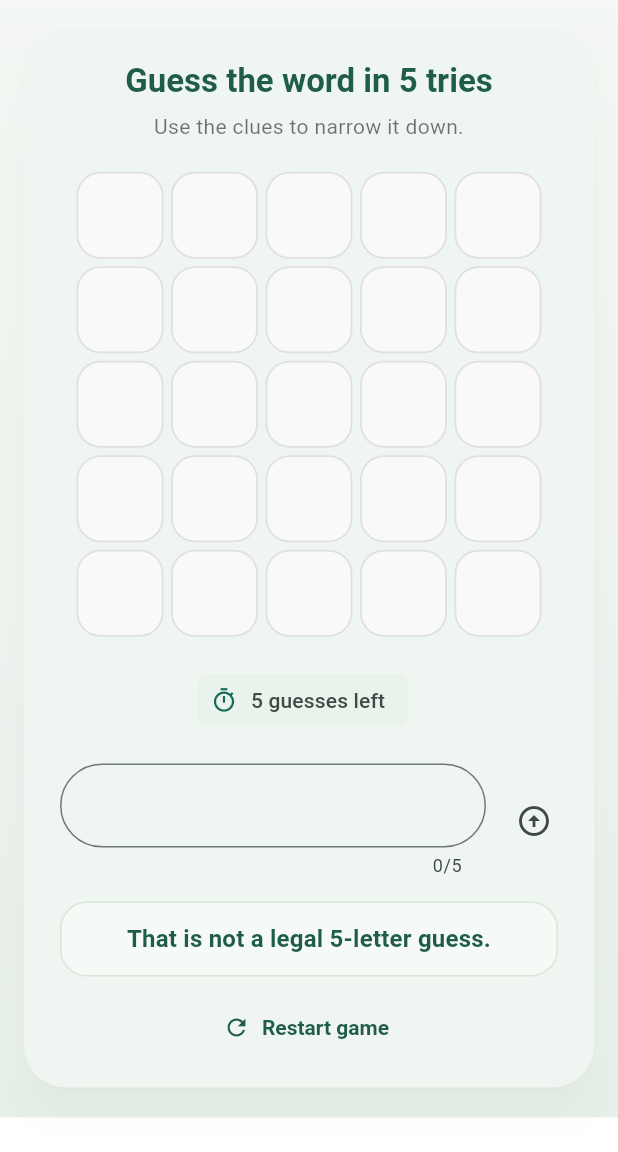
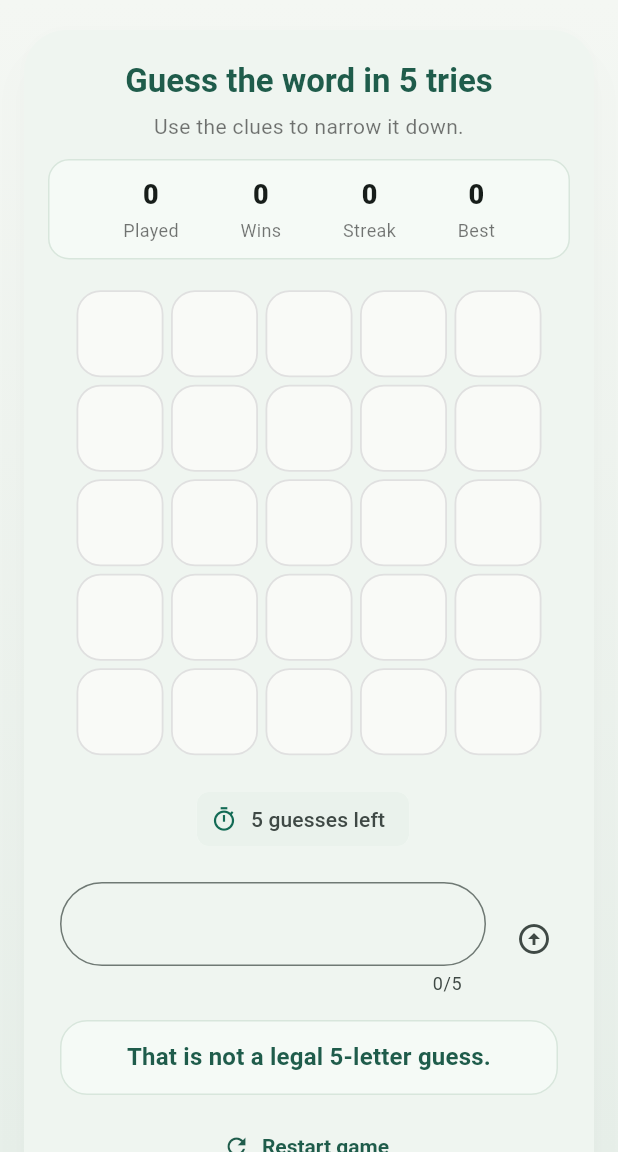
Before and after one commit to daviddc5/wordleWithFlutter, a Flutter app: the screen it shows after launch, after a tap on the "arrow circle up" icon, on a phone screen of 412 x 824 dp, the part 84-1236 px from its top. Run offline on Flutter 3.47's test engine with Material 3 defaults, Android fonts, the phone set to English and light mode, and no system bars; our stand-ins replace shared_preferences.

Commit message:
Implement local stats tracking and display in GamePage; add shared_preferences for persistence

```diff
--- a/birdle/lib/main.dart
+++ b/birdle/lib/main.dart
@@ -1,4 +1,5 @@
 import 'package:flutter/material.dart';
+import 'package:shared_preferences/shared_preferences.dart';
 import 'game.dart';
 
 void main() {
@@ -64,9 +65,18 @@ class GamePage extends StatefulWidget {
 class _GamePageState extends State<GamePage>
     with SingleTickerProviderStateMixin {
   final Game _game = Game();
+  static const _gamesPlayedKey = 'gamesPlayed';
+  static const _gamesWonKey = 'gamesWon';
+  static const _currentStreakKey = 'currentStreak';
+  static const _bestStreakKey = 'bestStreak';
+
   String? _message;
   late final AnimationController _shakeController;
   late final Animation<double> _shakeAnimation;
+  int _gamesPlayed = 0;
+  int _gamesWon = 0;
+  int _currentStreak = 0;
+  int _bestStreak = 0;
 
   bool get _isGameOver => _game.didWin || _game.didLose;
 
@@ -75,6 +85,7 @@ class _GamePageState extends State<GamePage>
   @override
   void initState() {
     super.initState();
+    _loadStats();
     _shakeController = AnimationController(
       vsync: this,
       duration: const Duration(milliseconds: 450),
@@ -149,6 +160,65 @@ class _GamePageState extends State<GamePage>
     });
   }
 
+  Future<void> _loadStats() async {
+    final prefs = await SharedPreferences.getInstance();
+    if (!mounted) return;
+
+    setState(() {
+      _gamesPlayed = prefs.getInt(_gamesPlayedKey) ?? 0;
+      _gamesWon = prefs.getInt(_gamesWonKey) ?? 0;
+      _currentStreak = prefs.getInt(_currentStreakKey) ?? 0;
+      _bestStreak = prefs.getInt(_bestStreakKey) ?? 0;
+    });
+  }
+
+  Future<void> _saveStats() async {
+    final prefs = await SharedPreferences.getInstance();
+    await prefs.setInt(_gamesPlayedKey, _gamesPlayed);
+    await prefs.setInt(_gamesWonKey, _gamesWon);
+    await prefs.setInt(_currentStreakKey, _currentStreak);
+    await prefs.setInt(_bestStreakKey, _bestStreak);
+  }
+
+  void _recordGameResult({required bool didWin}) {
+    _gamesPlayed += 1;
+
+    if (didWin) {
+      _gamesWon += 1;
+      _currentStreak += 1;
+      if (_currentStreak > _bestStreak) {
+        _bestStreak = _currentStreak;
+      }
+    } else {
+      _currentStreak = 0;
+    }
+
+    _saveStats();
+  }
+
+  Widget _buildStat(String label, int value) {
+    return Column(
+      mainAxisSize: MainAxisSize.min,
+      children: [
+        Text(
+          '$value',
+          style: const TextStyle(
+            fontWeight: FontWeight.w800,
+            fontSize: 18,
+          ),
+        ),
+        const SizedBox(height: 2),
+        Text(
+          label,
+          style: const TextStyle(
+            fontSize: 12,
+            color: Colors.black54,
+          ),
+        ),
+      ],
+    );
+  }
+
   void _handleSubmitGuess(String guess) {
     setState(() {
       if (_isGameOver) {
@@ -165,8 +235,10 @@ class _GamePageState extends State<GamePage>
       _game.guess(guess);
 
       if (_game.didWin) {
+        _recordGameResult(didWin: true);
         _message = 'You won!';
       } else if (_game.didLose) {
+        _recordGameResult(didWin: false);
         _message =
             'You lost. The word was ${_game.hiddenWord.toString().toUpperCase()}.';
       } else {
@@ -220,6 +292,25 @@ class _GamePageState extends State<GamePage>
                 style: Theme.of(
                   context,
                 ).textTheme.bodyMedium?.copyWith(color: Colors.black54),
+              ),
+              const SizedBox(height: 12.0),
+              Container(
+                width: double.infinity,
+                padding: const EdgeInsets.symmetric(vertical: 10, horizontal: 8),
+                decoration: BoxDecoration(
+                  color: const Color(0xFFF5FAF6),
+                  borderRadius: BorderRadius.circular(14),
+                  border: Border.all(color: const Color(0xFFD8E6DC)),
+                ),
+                child: Row(
+                  mainAxisAlignment: MainAxisAlignment.spaceEvenly,
+                  children: [
+                    _buildStat('Played', _gamesPlayed),
+                    _buildStat('Wins', _gamesWon),
+                    _buildStat('Streak', _currentStreak),
+                    _buildStat('Best', _bestStreak),
+                  ],
+                ),
               ),
               const SizedBox(height: 18.0),
               for (var guess in _game.guesses) _buildGuessRow(guess),
--- a/birdle/pubspec.yaml
+++ b/birdle/pubspec.yaml
@@ -9,6 +9,7 @@ environment:
 dependencies:
   flutter:
     sdk: flutter
+  shared_preferences: ^2.5.3
 
 dev_dependencies:
   flutter_test:
```
Also changed, not shown: birdle/pubspec.lock, 2 other files.
